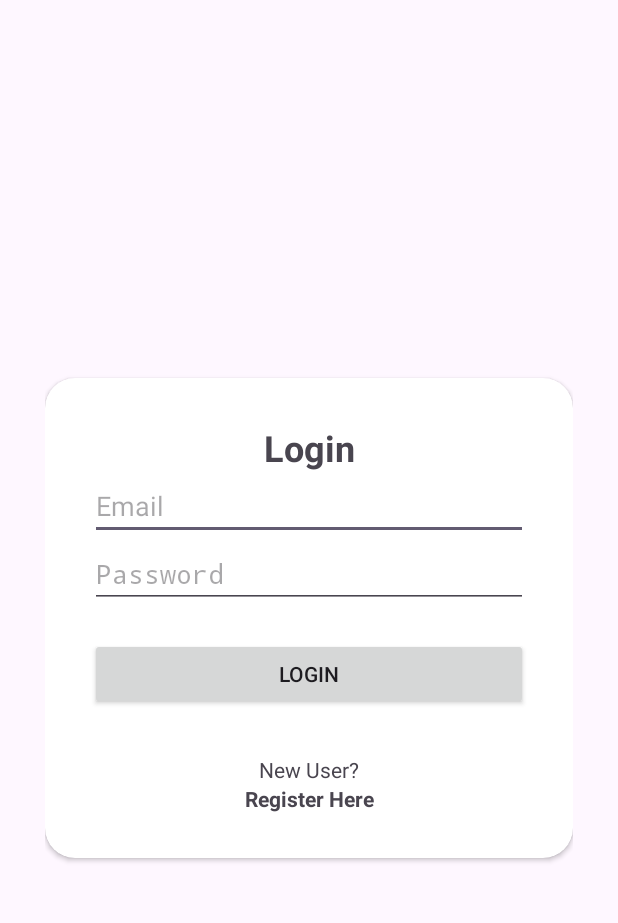
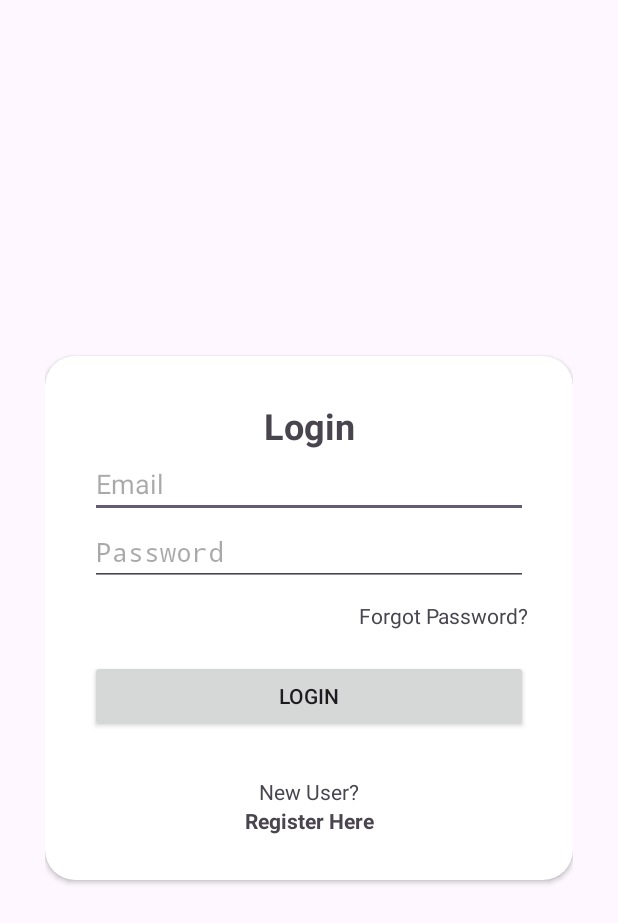
Before and after one commit to bagasdwii/mancingku_uas, an Android app: the screen it shows after launch (Login), on a phone screen of 412 x 824 dp. Shown: the top 923 px of the screen. Run offline under Robolectric (Android 15) with nearby library versions, the phone set to English and light mode, and no system bars; our stand-ins replace Firebase (no records; nobody signed in at launch, a user with empty details on screens opened directly).

Commit message:
tombol lupa password

```diff
--- a/app/src/main/res/layout/activity_login.xml
+++ b/app/src/main/res/layout/activity_login.xml
@@ -45,6 +45,14 @@
                 android:layout_height="wrap_content"
                 android:hint="Password"
                 android:inputType="textPassword" />
+            <TextView
+                android:id="@+id/forgot_password"
+                android:layout_width="match_parent"
+                android:layout_height="wrap_content"
+                android:layout_marginTop="10dp"
+                android:backgroundTint="@color/black"
+                android:text="Forgot Password?"
+                android:textAlignment="textEnd" />
 
             <Button
                 android:id="@+id/btn_login"
```
